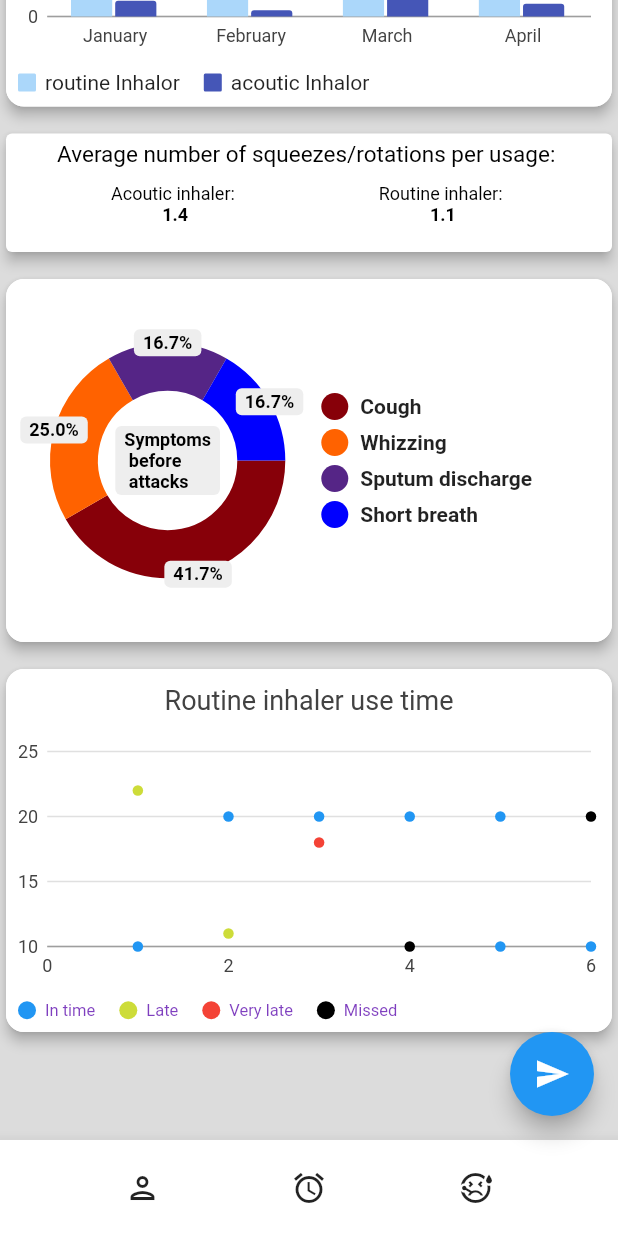
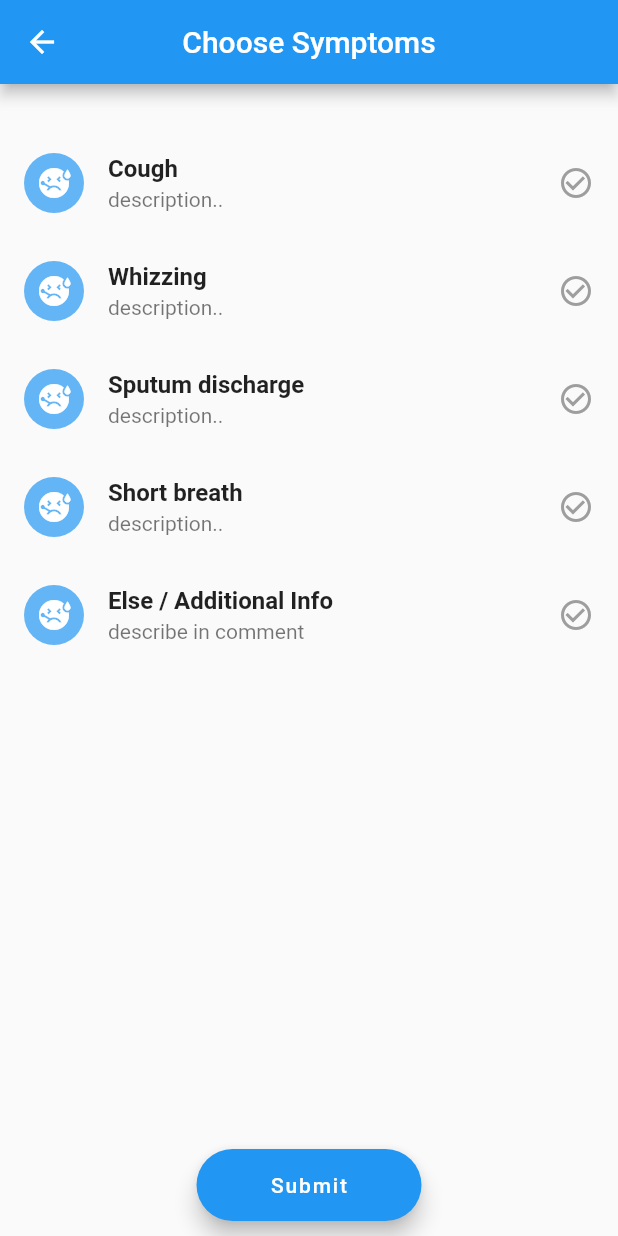
Before and after one commit to hannak24/RespiTrack, a Flutter app: the screen it shows after launch, scrolled down 400 dp, after a tap on the "sick" icon, on a phone screen of 412 x 824 dp. Run offline on Flutter 3.47's test engine with Material 2 defaults, Android fonts, the light colour scheme and no system bars; drawn by our look-alikes of pie_chart; our stand-ins replace charts_flutter, cloud_firestore, firebase_core; accounts and stored records are empty; network calls fail; Roboto replaces fonts that are missing (Georgia).

Commit message:
alarm page & symptoms page are connected to database

```diff
--- a/lib/main.dart
+++ b/lib/main.dart
@@ -7,6 +7,7 @@ import 'package:pie_chart/pie_chart.dart';
 import 'setMedicineAlarm.dart';
 import 'package:firebase_core/firebase_core.dart';
 import 'package:cloud_firestore/cloud_firestore.dart';
+import 'setSymptoms.dart';
 
 
 Future main() async {
@@ -252,6 +253,12 @@ class _SliverAppBarExampleState extends State<SliverAppBarExample> {
   void _pushSetMedicineAlarm(){
     Navigator.of(context).push(MaterialPageRoute(builder: (_){
       return  AlarmPage();
+    }));
+  }
+
+  void _pushSymptoms(){
+    Navigator.of(context).push(MaterialPageRoute(builder: (_){
+      return  SymptomsPage();
     }));
   }
 
@@ -763,7 +770,7 @@ class _SliverAppBarExampleState extends State<SliverAppBarExample> {
                 children: <Widget>[
                   IconButton(
                     icon: const Icon(Icons.sick_outlined),
-                    onPressed: () {},
+                    onPressed: () {_pushSymptoms();},
                     tooltip: "add symptom entry",
                   ),
                 ],
--- /dev/null
+++ b/lib/setSymptoms.dart
@@ -0,0 +1,169 @@
+import 'package:flutter/material.dart';
+import 'package:firebase_core/firebase_core.dart';
+import 'package:cloud_firestore/cloud_firestore.dart';
+import 'package:intl/intl.dart';
+import 'clockView.dart';
+import 'data.dart';
+import 'package:firebase_core/firebase_core.dart';
+import 'package:cloud_firestore/cloud_firestore.dart';
+import 'symptoms.dart';
+import 'splashScreenSymptoms.dart';
+
+
+class SymptomsPage extends StatefulWidget {
+  @override
+  _SymptomsPageState createState() => _SymptomsPageState();
+}
+
+class _SymptomsPageState extends State<SymptomsPage> {
+  List<Symptom> childSymptoms =  [
+    Symptom("Cough", "description..", false),
+    Symptom("Whizzing", "description..", false),
+    Symptom("Sputum discharge", "description..", false),
+    Symptom("Short breath", "description..", false),
+    Symptom("Else / Additional Info", "describe in comment", false),
+
+  ];
+
+  List<Symptom> selectedSymptoms = [];
+  final TextEditingController _titleController = TextEditingController();
+
+  final CollectionReference _symptoms = FirebaseFirestore.instance.collection('Symptoms');
+
+  void _pushSplashScreen(){
+    Navigator.of(context).push(MaterialPageRoute(builder: (_){
+      return  SplashScreen();
+    }));
+
+  }
+
+  @override
+  Widget build(BuildContext context) {
+    return Scaffold(
+        appBar: AppBar(
+        title: Text("Choose Symptoms"),
+    centerTitle: true,
+    backgroundColor: Colors.blue,
+    ),
+    body: SafeArea(
+    child: Container(
+      child: Column(
+        children: [
+          SizedBox(height: 30),
+          Expanded(
+            child:
+              ListView.builder(
+                itemCount: childSymptoms.length,
+                itemBuilder: (BuildContext context, int index){
+                return SymptomItem(childSymptoms[index].name,childSymptoms[index].description,childSymptoms[index].isSelected,index,);
+    },
+    ),
+
+          ),
+
+          Container(
+            padding: const EdgeInsets.symmetric(
+              horizontal: 25,
+              vertical: 10,
+            ),
+            child: SizedBox(
+             width: 150,
+              child: FloatingActionButton.extended(
+                onPressed: () async {
+                  String sym ='';
+
+                  selectedSymptoms.forEach((element) async {
+                    if(element.name != selectedSymptoms.last.name){
+                      sym = sym + element.name + ' ,';
+                    }
+                    else {sym = sym + element.name;
+                  }});
+                  await _symptoms.add({ "symptoms": sym, "date": DateTime.now(), "info" : _titleController.text});
+                  _titleController.text = '';
+                  _pushSplashScreen();
+                },
+               // icon: Icon(Icons.alarm),
+                label: Text('Submit'),
+              ),
+            ),
+          ),//: Container(),
+        ],
+      ),
+    ),
+    ),
+    );
+ }
+ Widget SymptomItem(String name, String description, bool isSelected, int index){
+   return ListTile(
+     leading: CircleAvatar(
+       backgroundColor: Colors.blue.shade300,
+       child: Icon(
+         Icons.sick,
+         color: Colors.white,
+       ),
+     ),
+     title: Text(
+       name,
+       style: TextStyle(
+         fontWeight: FontWeight.w600,
+       ),
+     ),
+     subtitle: Text(description),
+     trailing: isSelected
+         ? Icon(
+       Icons.check_circle,
+       color: Colors.lightBlue.shade300,
+     )
+         : Icon(
+       Icons.check_circle_outline,
+       color: Colors.grey,
+     ),
+     onTap: () {
+       setState(() {
+         childSymptoms[index].isSelected = !childSymptoms[index].isSelected;
+         if (childSymptoms[index].isSelected == true) {
+           selectedSymptoms.add(Symptom(name, description, true));
+         } else if (childSymptoms[index].isSelected == false) {
+           selectedSymptoms
+               .removeWhere((element) => element.name == childSymptoms[index].name);
+         }
+       }
+       );
+       if (childSymptoms[index].name == "Else / Additional Info"){
+         showModalBottomSheet(useRootNavigator: true, context: context, clipBehavior: Clip.antiAlias,
+           shape: RoundedRectangleBorder(borderRadius: BorderRadius.vertical(top: Radius.circular(24),),),
+           builder: (BuildContext ctx) {
+             return Container(
+               padding: const EdgeInsets.all(30),
+               child: Column(
+                 children: [
+                   Container(
+                     child: Text( 'Add additional information:',
+                       style: TextStyle(fontSize: 25, color: Colors.blue, fontWeight: FontWeight.bold),
+                     ),
+                   ),
+                   SizedBox(height: 20),
+                   TextField(
+                     controller: _titleController,
+                     decoration: const InputDecoration(labelText: 'info'),
+                   ),
+                   SizedBox(height: 50),
+                   FloatingActionButton.extended(
+                     onPressed: () async {
+                      // await _alarms.add({"time": _alarmTimeString.toString() +':00', "title": _titleController.text});
+                       //_titleController.text = '';
+                       Navigator.of(context).pop();
+                     },
+                     icon: Icon(Icons.done),
+                     label: Text('Save'),
+                   ),
+                 ],
+               ),
+             );
+           },
+         );
+       }
+     },
+   );
+ }
+}
--- /dev/null
+++ b/lib/symptoms.dart
@@ -0,0 +1,7 @@
+class Symptom{
+  String name;
+  String description;
+  bool isSelected;
+
+  Symptom(this.name, this.description, this.isSelected);
+}
```
Also changed, not shown: lib/splashScreenSymptoms.dart (added, +85 -0 lines), images/icons8-right-handed-65.png (added).
